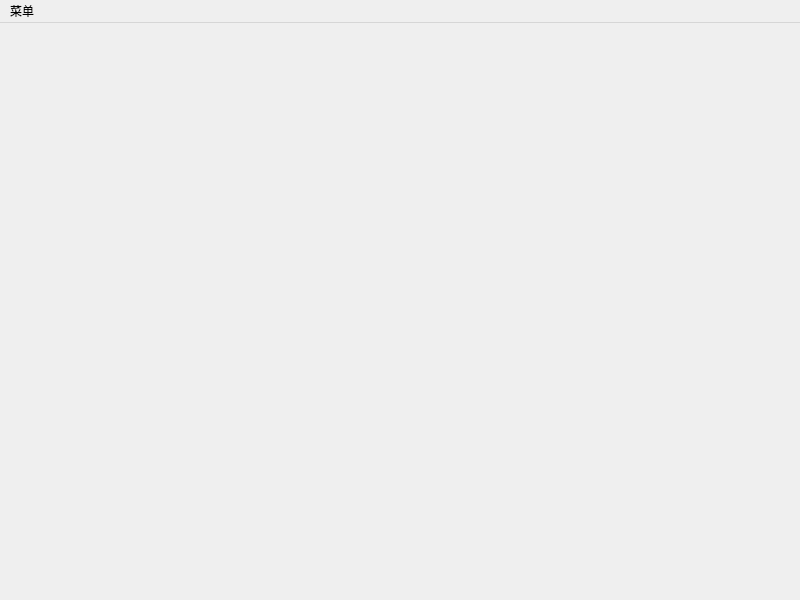
HarveyLoradom/Code, file Calculator/programmer.ui: the form before one commit.
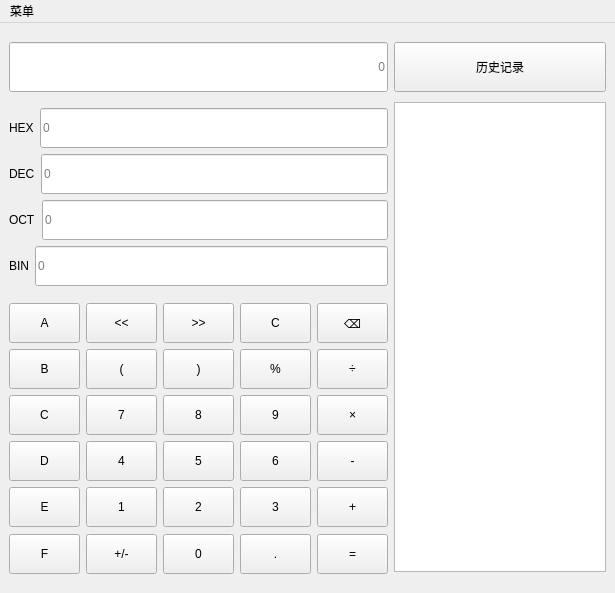
The form after the commit. Icons and pictures are not drawn.

The edit to the form file:
```diff
--- a/Calculator/programmer.ui
+++ b/Calculator/programmer.ui
@@ -6,20 +6,630 @@
    <rect>
     <x>0</x>
     <y>0</y>
-    <width>800</width>
-    <height>600</height>
+    <width>615</width>
+    <height>593</height>
    </rect>
   </property>
   <property name="windowTitle">
    <string>MainWindow</string>
   </property>
-  <widget class="QWidget" name="centralwidget"/>
+  <widget class="QWidget" name="centralwidget">
+   <layout class="QGridLayout" name="gridLayout">
+    <item row="0" column="0">
+     <widget class="QLineEdit" name="Display">
+      <property name="minimumSize">
+       <size>
+        <width>0</width>
+        <height>50</height>
+       </size>
+      </property>
+      <property name="alignment">
+       <set>Qt::AlignmentFlag::AlignRight|Qt::AlignmentFlag::AlignTrailing|Qt::AlignmentFlag::AlignVCenter</set>
+      </property>
+      <property name="placeholderText">
+       <string>0</string>
+      </property>
+     </widget>
+    </item>
+    <item row="0" column="1" rowspan="3">
+     <layout class="QVBoxLayout" name="verticalLayout">
+      <item>
+       <widget class="QPushButton" name="pushButton">
+        <property name="sizePolicy">
+         <sizepolicy hsizetype="Expanding" vsizetype="Fixed">
+          <horstretch>0</horstretch>
+          <verstretch>0</verstretch>
+         </sizepolicy>
+        </property>
+        <property name="minimumSize">
+         <size>
+          <width>0</width>
+          <height>50</height>
+         </size>
+        </property>
+        <property name="text">
+         <string>历史记录</string>
+        </property>
+       </widget>
+      </item>
+      <item>
+       <widget class="QTextEdit" name="HistoryText">
+        <property name="sizePolicy">
+         <sizepolicy hsizetype="Expanding" vsizetype="Fixed">
+          <horstretch>0</horstretch>
+          <verstretch>0</verstretch>
+         </sizepolicy>
+        </property>
+        <property name="minimumSize">
+         <size>
+          <width>200</width>
+          <height>470</height>
+         </size>
+        </property>
+       </widget>
+      </item>
+     </layout>
+    </item>
+    <item row="1" column="0">
+     <layout class="QVBoxLayout" name="verticalLayout_2">
+      <item>
+       <layout class="QHBoxLayout" name="horizontalLayout_9">
+        <item>
+         <widget class="QLabel" name="label_3">
+          <property name="text">
+           <string>HEX</string>
+          </property>
+         </widget>
+        </item>
+        <item>
+         <widget class="QLineEdit" name="DisplayHEX">
+          <property name="minimumSize">
+           <size>
+            <width>0</width>
+            <height>40</height>
+           </size>
+          </property>
+          <property name="placeholderText">
+           <string>0</string>
+          </property>
+         </widget>
+        </item>
+       </layout>
+      </item>
+      <item>
+       <layout class="QHBoxLayout" name="horizontalLayout_8">
+        <item>
+         <widget class="QLabel" name="label_2">
+          <property name="text">
+           <string>DEC</string>
+          </property>
+         </widget>
+        </item>
+        <item>
+         <widget class="QLineEdit" name="DisplayDEC">
+          <property name="minimumSize">
+           <size>
+            <width>0</width>
+            <height>40</height>
+           </size>
+          </property>
+          <property name="placeholderText">
+           <string>0</string>
+          </property>
+         </widget>
+        </item>
+       </layout>
+      </item>
+      <item>
+       <layout class="QHBoxLayout" name="horizontalLayout">
+        <item>
+         <widget class="QLabel" name="label">
+          <property name="text">
+           <string>OCT</string>
+          </property>
+         </widget>
+        </item>
+        <item>
+         <widget class="QLineEdit" name="DisplayOCT">
+          <property name="minimumSize">
+           <size>
+            <width>0</width>
+            <height>40</height>
+           </size>
+          </property>
+          <property name="placeholderText">
+           <string>0</string>
+          </property>
+         </widget>
+        </item>
+       </layout>
+      </item>
+      <item>
+       <layout class="QHBoxLayout" name="horizontalLayout_10">
+        <item>
+         <widget class="QLabel" name="label_4">
+          <property name="text">
+           <string>BIN</string>
+          </property>
+         </widget>
+        </item>
+        <item>
+         <widget class="QLineEdit" name="DisplayBIN">
+          <property name="minimumSize">
+           <size>
+            <width>0</width>
+            <height>40</height>
+           </size>
+          </property>
+          <property name="placeholderText">
+           <string>0</string>
+          </property>
+         </widget>
+        </item>
+       </layout>
+      </item>
+     </layout>
+    </item>
+    <item row="2" column="0">
+     <layout class="QVBoxLayout" name="verticalLayout_3">
+      <item>
+       <layout class="QVBoxLayout" name="verticalLayout_6">
+        <item>
+         <layout class="QHBoxLayout" name="horizontalLayout_6">
+          <item>
+           <widget class="QPushButton" name="btnA">
+            <property name="minimumSize">
+             <size>
+              <width>70</width>
+              <height>40</height>
+             </size>
+            </property>
+            <property name="text">
+             <string>A</string>
+            </property>
+           </widget>
+          </item>
+          <item>
+           <widget class="QPushButton" name="btnLeftLeft">
+            <property name="minimumSize">
+             <size>
+              <width>70</width>
+              <height>40</height>
+             </size>
+            </property>
+            <property name="text">
+             <string>&lt;&lt;</string>
+            </property>
+           </widget>
+          </item>
+          <item>
+           <widget class="QPushButton" name="btnRightRight">
+            <property name="minimumSize">
+             <size>
+              <width>70</width>
+              <height>40</height>
+             </size>
+            </property>
+            <property name="text">
+             <string>&gt;&gt;</string>
+            </property>
+           </widget>
+          </item>
+          <item>
+           <widget class="QPushButton" name="btnCE">
+            <property name="minimumSize">
+             <size>
+              <width>70</width>
+              <height>40</height>
+             </size>
+            </property>
+            <property name="text">
+             <string>C</string>
+            </property>
+           </widget>
+          </item>
+          <item>
+           <widget class="QPushButton" name="btnDelete">
+            <property name="minimumSize">
+             <size>
+              <width>70</width>
+              <height>40</height>
+             </size>
+            </property>
+            <property name="text">
+             <string>⌫</string>
+            </property>
+           </widget>
+          </item>
+         </layout>
+        </item>
+        <item>
+         <layout class="QHBoxLayout" name="horizontalLayout_5">
+          <item>
+           <widget class="QPushButton" name="btnB">
+            <property name="minimumSize">
+             <size>
+              <width>70</width>
+              <height>40</height>
+             </size>
+            </property>
+            <property name="text">
+             <string>B</string>
+            </property>
+           </widget>
+          </item>
+          <item>
+           <widget class="QPushButton" name="btnLeft">
+            <property name="minimumSize">
+             <size>
+              <width>70</width>
+              <height>40</height>
+             </size>
+            </property>
+            <property name="text">
+             <string>(</string>
+            </property>
+           </widget>
+          </item>
+          <item>
+           <widget class="QPushButton" name="btnRight">
+            <property name="minimumSize">
+             <size>
+              <width>70</width>
+              <height>40</height>
+             </size>
+            </property>
+            <property name="text">
+             <string>)</string>
+            </property>
+           </widget>
+          </item>
+          <item>
+           <widget class="QPushButton" name="btnPercent">
+            <property name="minimumSize">
+             <size>
+              <width>70</width>
+              <height>40</height>
+             </size>
+            </property>
+            <property name="text">
+             <string>%</string>
+            </property>
+           </widget>
+          </item>
+          <item>
+           <widget class="QPushButton" name="btnDivide">
+            <property name="minimumSize">
+             <size>
+              <width>70</width>
+              <height>40</height>
+             </size>
+            </property>
+            <property name="text">
+             <string>÷</string>
+            </property>
+           </widget>
+          </item>
+         </layout>
+        </item>
+        <item>
+         <layout class="QHBoxLayout" name="horizontalLayout_4">
+          <item>
+           <widget class="QPushButton" name="btnC">
+            <property name="minimumSize">
+             <size>
+              <width>70</width>
+              <height>40</height>
+             </size>
+            </property>
+            <property name="text">
+             <string>C</string>
+            </property>
+           </widget>
+          </item>
+          <item>
+           <widget class="QPushButton" name="btnNum7">
+            <property name="minimumSize">
+             <size>
+              <width>70</width>
+              <height>40</height>
+             </size>
+            </property>
+            <property name="text">
+             <string>7</string>
+            </property>
+           </widget>
+          </item>
+          <item>
+           <widget class="QPushButton" name="btnNum8">
+            <property name="minimumSize">
+             <size>
+              <width>70</width>
+              <height>40</height>
+             </size>
+            </property>
+            <property name="text">
+             <string>8</string>
+            </property>
+           </widget>
+          </item>
+          <item>
+           <widget class="QPushButton" name="btnNum9">
+            <property name="minimumSize">
+             <size>
+              <width>70</width>
+              <height>40</height>
+             </size>
+            </property>
+            <property name="text">
+             <string>9</string>
+            </property>
+           </widget>
+          </item>
+          <item>
+           <widget class="QPushButton" name="btnMulti">
+            <property name="minimumSize">
+             <size>
+              <width>70</width>
+              <height>40</height>
+             </size>
+            </property>
+            <property name="text">
+             <string>×</string>
+            </property>
+           </widget>
+          </item>
+         </layout>
+        </item>
+        <item>
+         <layout class="QHBoxLayout" name="horizontalLayout_3">
+          <item>
+           <widget class="QPushButton" name="btnD">
+            <property name="minimumSize">
+             <size>
+              <width>70</width>
+              <height>40</height>
+             </size>
+            </property>
+            <property name="text">
+             <string>D</string>
+            </property>
+           </widget>
+          </item>
+          <item>
+           <widget class="QPushButton" name="btnNum4">
+            <property name="minimumSize">
+             <size>
+              <width>70</width>
+              <height>40</height>
+             </size>
+            </property>
+            <property name="text">
+             <string>4</string>
+            </property>
+           </widget>
+          </item>
+          <item>
+           <widget class="QPushButton" name="btnNum5">
+            <property name="minimumSize">
+             <size>
+              <width>70</width>
+              <height>40</height>
+             </size>
+            </property>
+            <property name="text">
+             <string>5</string>
+            </property>
+           </widget>
+          </item>
+          <item>
+           <widget class="QPushButton" name="btnNum6">
+            <property name="minimumSize">
+             <size>
+              <width>70</width>
+              <height>40</height>
+             </size>
+            </property>
+            <property name="text">
+             <string>6</string>
+            </property>
+           </widget>
+          </item>
+          <item>
+           <widget class="QPushButton" name="btnMinus">
+            <property name="minimumSize">
+             <size>
+              <width>70</width>
+              <height>40</height>
+             </size>
+            </property>
+            <property name="text">
+             <string>-</string>
+            </property>
+           </widget>
+          </item>
+         </layout>
+        </item>
+        <item>
+         <layout class="QHBoxLayout" name="horizontalLayout_2">
+          <item>
+           <widget class="QPushButton" name="btnE">
+            <property name="minimumSize">
+             <size>
+              <width>70</width>
+              <height>40</height>
+             </size>
+            </property>
+            <property name="text">
+             <string>E</string>
+            </property>
+           </widget>
+          </item>
+          <item>
+           <widget class="QPushButton" name="btnNum1">
+            <property name="minimumSize">
+             <size>
+              <width>70</width>
+              <height>40</height>
+             </size>
+            </property>
+            <property name="text">
+             <string>1</string>
+            </property>
+           </widget>
+          </item>
+          <item>
+           <widget class="QPushButton" name="btnNum2">
+            <property name="minimumSize">
+             <size>
+              <width>70</width>
+              <height>40</height>
+             </size>
+            </property>
+            <property name="text">
+             <string>2</string>
+            </property>
+           </widget>
+          </item>
+          <item>
+           <widget class="QPushButton" name="btnNum3">
+            <property name="minimumSize">
+             <size>
+              <width>70</width>
+              <height>40</height>
+             </size>
+            </property>
+            <property name="text">
+             <string>3</string>
+            </property>
+           </widget>
+          </item>
+          <item>
+           <widget class="QPushButton" name="btnAdd">
+            <property name="minimumSize">
+             <size>
+              <width>70</width>
+              <height>40</height>
+             </size>
+            </property>
+            <property name="text">
+             <string>+</string>
+            </property>
+           </widget>
+          </item>
+         </layout>
+        </item>
+       </layout>
+      </item>
+      <item>
+       <layout class="QHBoxLayout" name="horizontalLayout_16">
+        <item>
+         <widget class="QPushButton" name="btnF">
+          <property name="sizePolicy">
+           <sizepolicy hsizetype="Minimum" vsizetype="Fixed">
+            <horstretch>0</horstretch>
+            <verstretch>0</verstretch>
+           </sizepolicy>
+          </property>
+          <property name="minimumSize">
+           <size>
+            <width>70</width>
+            <height>40</height>
+           </size>
+          </property>
+          <property name="text">
+           <string>F</string>
+          </property>
+         </widget>
+        </item>
+        <item>
+         <widget class="QPushButton" name="btnAddMinus">
+          <property name="sizePolicy">
+           <sizepolicy hsizetype="Minimum" vsizetype="Fixed">
+            <horstretch>0</horstretch>
+            <verstretch>0</verstretch>
+           </sizepolicy>
+          </property>
+          <property name="minimumSize">
+           <size>
+            <width>70</width>
+            <height>40</height>
+           </size>
+          </property>
+          <property name="text">
+           <string>+/-</string>
+          </property>
+         </widget>
+        </item>
+        <item>
+         <widget class="QPushButton" name="btnNum0">
+          <property name="sizePolicy">
+           <sizepolicy hsizetype="Minimum" vsizetype="Fixed">
+            <horstretch>0</horstretch>
+            <verstretch>0</verstretch>
+           </sizepolicy>
+          </property>
+          <property name="minimumSize">
+           <size>
+            <width>70</width>
+            <height>40</height>
+           </size>
+          </property>
+          <property name="text">
+           <string>0</string>
+          </property>
+         </widget>
+        </item>
+        <item>
+         <widget class="QPushButton" name="btnPoint">
+          <property name="sizePolicy">
+           <sizepolicy hsizetype="Minimum" vsizetype="Fixed">
+            <horstretch>0</horstretch>
+            <verstretch>0</verstretch>
+           </sizepolicy>
+          </property>
+          <property name="minimumSize">
+           <size>
+            <width>70</width>
+            <height>40</height>
+           </size>
+          </property>
+          <property name="text">
+           <string>.</string>
+          </property>
+         </widget>
+        </item>
+        <item>
+         <widget class="QPushButton" name="btnEqual">
+          <property name="sizePolicy">
+           <sizepolicy hsizetype="Minimum" vsizetype="Fixed">
+            <horstretch>0</horstretch>
+            <verstretch>0</verstretch>
+           </sizepolicy>
+          </property>
+          <property name="minimumSize">
+           <size>
+            <width>70</width>
+            <height>40</height>
+           </size>
+          </property>
+          <property name="text">
+           <string>=</string>
+          </property>
+         </widget>
+        </item>
+       </layout>
+      </item>
+     </layout>
+    </item>
+   </layout>
+  </widget>
   <widget class="QMenuBar" name="menubar">
    <property name="geometry">
     <rect>
      <x>0</x>
      <y>0</y>
-     <width>800</width>
+     <width>615</width>
      <height>25</height>
     </rect>
    </property>
```
